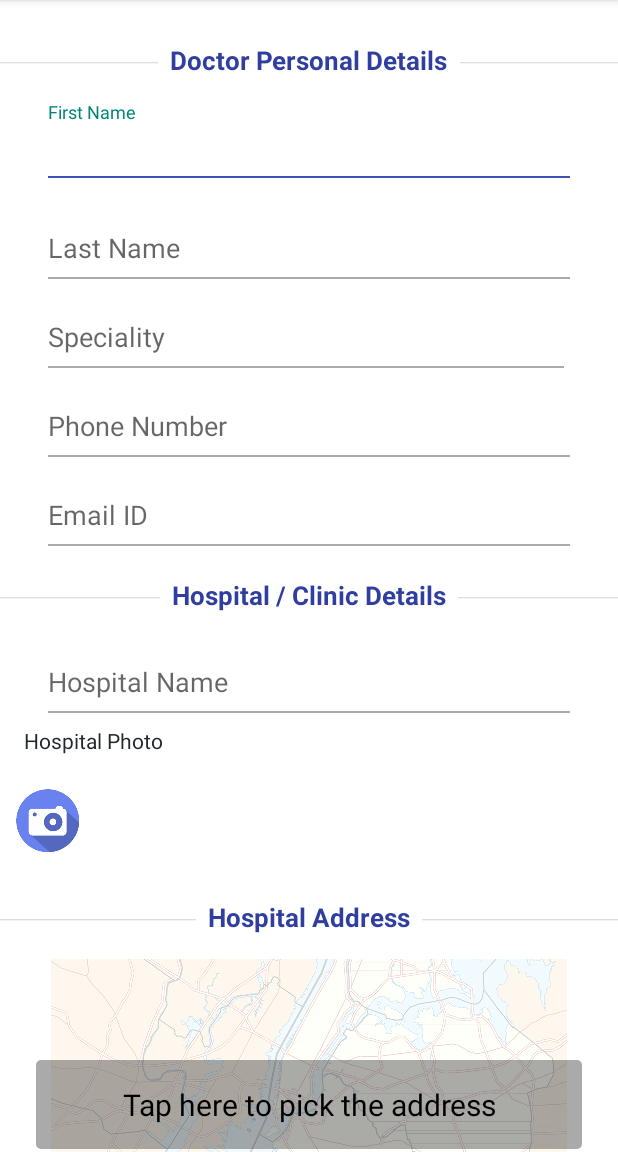
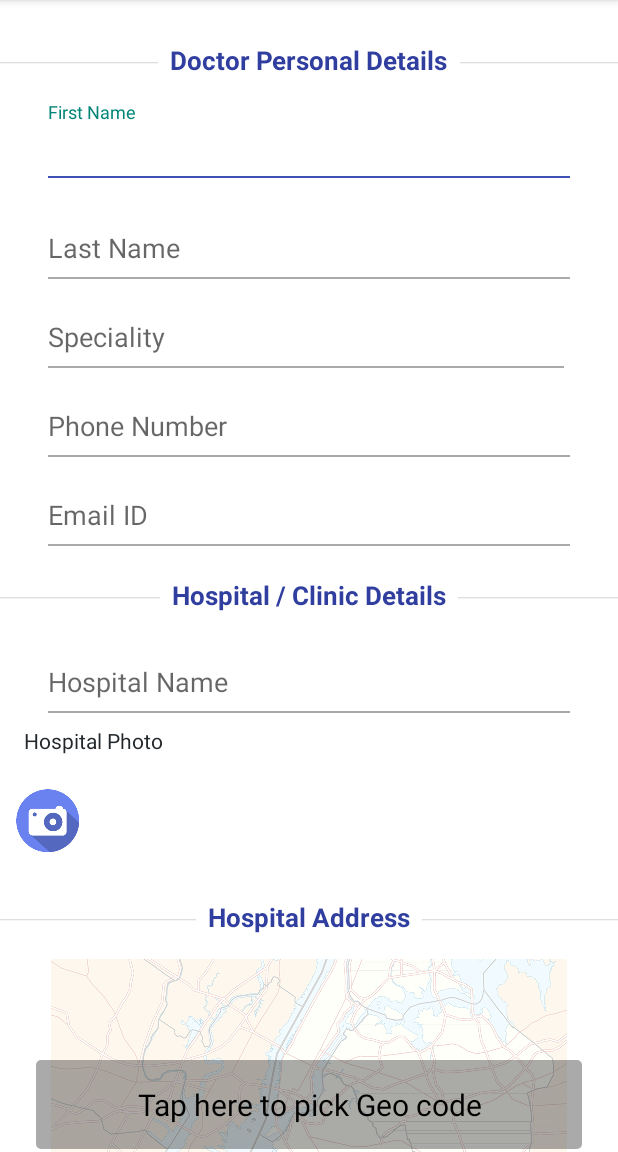
Before and after one commit to sayellessh/DrReport-Android, an Android app: the AddDoctorActivity screen opened directly, with no data from a screen before it, on a phone screen of 412 x 824 dp, the part 84-1236 px from its top. Run offline under Robolectric (Android 15) with nearby library versions, the phone set to English and light mode, and no system bars; libraries missing offline, so code that uses them is left out: com.koushikdutta.ion; pictures from the network do not load.

Commit message:
location edit option in add doctor

```diff
--- a/app/src/main/java/net/swaas/drinfo/core/CoreREST.java
+++ b/app/src/main/java/net/swaas/drinfo/core/CoreREST.java
@@ -30,8 +30,8 @@ public class CoreREST {
     private static final String METHOD_POST = "POST";
     private static final String METHOD_GET = "GET";
     //public static final String SERVER = "http://192.168.0.121:3333/";
-    public static final String SERVER = "http://doctorbonddcqaws.hidoctor.me/";
-    //public static final String SERVER = "http://doctorbonddcws.hidoctor.me/";
+    //public static final String SERVER = "http://doctorbonddcqaws.hidoctor.me/";
+    public static final String SERVER = "http://doctorbonddcws.hidoctor.me/";
     public static final String MESSAGE_NETWORK_ERROR = "No Network! Turn ON data or WiFi or check your network conncetivity.";
 
     public static String _addContext(String url, Object[] context) {
--- a/app/src/main/res/layout/map_tracer.xml
+++ b/app/src/main/res/layout/map_tracer.xml
@@ -59,9 +59,11 @@
                 android:layout_width="match_parent"
                 android:layout_height="wrap_content"
                 android:gravity="bottom"
+                android:textSize="14dp"
                 android:maxLength="500"
+                android:hint="@string/address_entry"
                 android:maxLines="4"
-                android:minLines="4"/>
+                android:minLines="1"/>
         </net.swaas.drinfo.views.DefaultTextInputLayout>
 
         <Button
--- a/app/src/main/res/values/strings.xml
+++ b/app/src/main/res/values/strings.xml
@@ -93,13 +93,13 @@
     <string name="error_address_required">Address required. (Press the above button)</string>
     <string name="error_address_invalid">Address is invalid.</string>
     <string name="hospital_address">Hospital Address</string>
-    <string name="checkin_hospital_address">Tap here to pick the address</string>
+    <string name="checkin_hospital_address">Tap here to pick Geo code</string>
     <string name="hospital_photo">Hospital Photo</string>
     <string name="doctor_personal_details">Doctor Personal Details</string>
     <string name="hospital_clinic_details">Hospital / Clinic Details</string>
     <string name="doctor_assistant_details">Doctor\'s Assistant Detail</string>
     <string name="other_info">Other Information</string>
-    <string name="pick_current_location">Pick Current Location</string>
+    <string name="pick_current_location">Pick Current Geo code</string>
     <string name="developed_by">Developed By</string>
     <string name="full_name">Full Name</string>
     <string name="action_edit">Edit</string>
@@ -109,4 +109,6 @@
     cheese caerphilly cheddar cheesecake cream cheese manchego lancashire. Roquefort squirty cheese
     the big cheese.</string>
     <string name="checkin">Checkin</string>
+    <string name="address_entry">Enter address</string>
+    <string name="getting_lat_long">getting latitude and longitude</string>
 </resources>
```
Also changed, not shown: app/src/main/java/net/swaas/drinfo/activity/AddDoctorActivity.java (+47 -14 lines).
